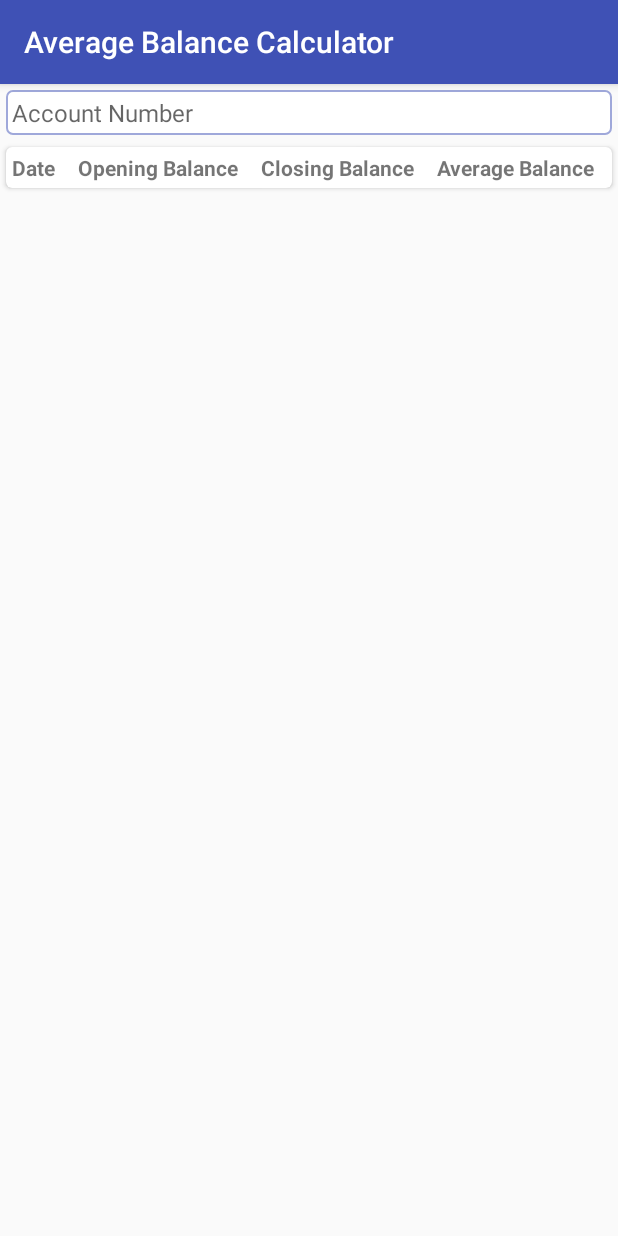
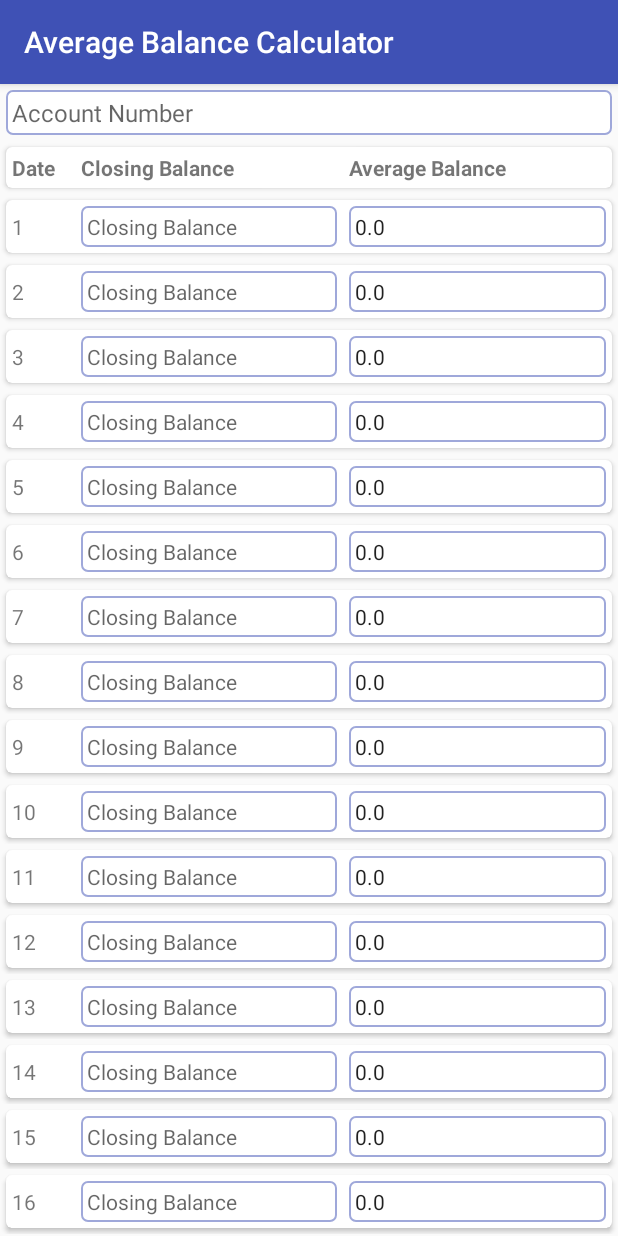
Before and after one commit to salimshivani/Average-Balance-Calculator, an Android app: the screen it shows after launch (MainActivity), on a phone screen of 412 x 824 dp. Run offline under Robolectric (Android 15) with nearby library versions, the phone set to English and light mode, and no system bars.

Commit message:
Layout bugs and days issue

```diff
--- a/app/src/main/java/com/example/averagebalancecalculator/MainActivity.java
+++ b/app/src/main/java/com/example/averagebalancecalculator/MainActivity.java
@@ -4,15 +4,23 @@ import android.os.Bundle;
 import android.support.annotation.NonNull;
 import android.support.design.widget.BottomNavigationView;
 import android.support.v7.app.AppCompatActivity;
+import android.support.v7.widget.LinearLayoutManager;
 import android.support.v7.widget.RecyclerView;
+import android.util.Log;
 import android.view.MenuItem;
 import android.widget.EditText;
-import android.widget.TextView;
+
+import com.example.averagebalancecalculator.adapter.DateAdapter;
+
+import java.util.ArrayList;
+import java.util.Calendar;
+import java.util.List;
 
 public class MainActivity extends AppCompatActivity {
 
     private EditText mAccountNumber;
     private RecyclerView mRecyclerViewDate;
+    private List<Integer> mDateList;
 
     private BottomNavigationView.OnNavigationItemSelectedListener mOnNavigationItemSelectedListener
             = new BottomNavigationView.OnNavigationItemSelectedListener() {
@@ -40,10 +48,57 @@ public class MainActivity extends AppCompatActivity {
         super.onCreate(savedInstanceState);
         setContentView(R.layout.activity_main);
 
-        mAccountNumber = (EditText) findViewById(R.id.account_number);
+        mAccountNumber = findViewById(R.id.account_number);
+
+        int day = numberOfDaysInMonth();
+        int days[];
+
+        //= new int[] {1, 2, 3, 4, 5, 6, 7, 8, 9, 10, 11, 12, 13, 14, 15, 16, 17, 18, 19, 20, 21, 22, 23, 24, 25, 26, 27, 28, 29, 30, 31};
+
+//        mDateList = new ArrayList<>(day);
+//        mDateList.add(new Date());
+
+        Log.e("days", String.valueOf(day));
 //        BottomNavigationView navigation = (BottomNavigationView) findViewById(R.id.navigation);
 //        navigation.setOnNavigationItemSelectedListener(mOnNavigationItemSelectedListener);
-        mRecyclerViewDate = (RecyclerView) findViewById(R.id.balance_calculator);
+        mRecyclerViewDate = findViewById(R.id.balance_calculator);
+        mRecyclerViewDate.setLayoutManager(new LinearLayoutManager(getApplicationContext(), LinearLayoutManager.VERTICAL, false));
+
+        try {
+            days = new int[day];
+            List<Integer> listDays = new ArrayList<>();
+            for (int i = 0; i < days.length; i++) {
+                Log.e("i", String.valueOf(i + 1));
+//            mDateList = new ArrayList<>();
+//            mDateList.add(i);
+
+                listDays.add(i, i + 1);
+
+                days[i] = i + 1;
+
+//                Log.e("days[" + i + "]", String.valueOf(listDays.get(i + 1)));
+                if (mRecyclerViewDate.getAdapter() == null) {
+                    mRecyclerViewDate.setAdapter(new DateAdapter(listDays, R.layout.row_item, getApplicationContext()));
+                }
+            }
+        } catch (ArrayIndexOutOfBoundsException aIOoBE) {
+            aIOoBE.printStackTrace();
+            Log.e("aIOoBE", aIOoBE.toString());
+        } catch (IndexOutOfBoundsException iOoBE) {
+            iOoBE.printStackTrace();
+            Log.e("iOoBE", String.valueOf(iOoBE));
+        }
+    }
+
+    /***
+     *
+     * @return
+     * Returns the total number of days in the current month
+     *
+     */
+    public static int numberOfDaysInMonth() {
+        Calendar monthStart = Calendar.getInstance();
+        return monthStart.getActualMaximum(Calendar.DAY_OF_MONTH);
     }
 
 }
--- a/app/src/main/java/com/example/averagebalancecalculator/adapter/DateAdapter.java
+++ b/app/src/main/java/com/example/averagebalancecalculator/adapter/DateAdapter.java
@@ -1,27 +1,91 @@
 package com.example.averagebalancecalculator.adapter;
 
+import android.content.Context;
 import android.support.v7.widget.RecyclerView;
+import android.util.Log;
+import android.view.LayoutInflater;
+import android.view.View;
 import android.view.ViewGroup;
+import android.widget.EditText;
+import android.widget.TextView;
+
+import com.example.averagebalancecalculator.R;
+
+import java.util.Arrays;
+import java.util.List;
 
 /**
- *
  * Created by SULTAN on 05-08-2017.
- *
  */
 
-public class DateAdapter extends RecyclerView.Adapter {
-    @Override
-    public RecyclerView.ViewHolder onCreateViewHolder(ViewGroup parent, int viewType) {
-        return null;
+public class DateAdapter extends RecyclerView.Adapter<DateAdapter.DateViewHolder> {
+
+    private List<Integer> mDate;
+    //    private int mDay;
+    private int mLayout;
+    private Context mContext;
+
+    public DateAdapter(List<Integer> date, int dateLayout, Context context) {
+        //int day,
+        mDate = date;
+//        mDay = new ArrayList<>();
+//        mDay = day;
+        mLayout = dateLayout;
+        mContext = context;
     }
 
     @Override
-    public void onBindViewHolder(RecyclerView.ViewHolder holder, int position) {
+    public DateViewHolder onCreateViewHolder(ViewGroup parent, int viewType) {
+        View view = LayoutInflater.from(parent.getContext()).inflate(mLayout, parent, false);
+        return new DateViewHolder(view);
+    }
 
+    @Override
+    public void onBindViewHolder(DateViewHolder holder, int position) {
+        holder.etDate.setText(String.valueOf(mDate.get(position)));
+        Log.e("day", String.valueOf(mDate.get(position)));
+
+        double averageBalance[] = new double[position];
+//        double openingBalance;
+        double closingBalance[] = new double[position];
+        double sumBalance = 0.00, temp = 0.00;
+
+//        openingBalance = Float.parseFloat(holder.tvOpeningBalance.getText().toString());
+        if (!holder.etClosingBalance.getText().toString().equals("")) {
+            closingBalance[position] = Double.valueOf(holder.etClosingBalance.getText().toString());
+            averageBalance[position] = 0.00;
+
+            for (int i = 0; i < position; i++) {
+                sumBalance += closingBalance[i];
+                averageBalance[i] = sumBalance / position;
+
+                temp = averageBalance[i];
+            }
+        }
+        holder.etAverageBalance.setText(String.valueOf(temp));
+
+    }
+
+    public float calculateAverageBalance(float balanceStart, float balanceEnd, int date) {
+        return (balanceStart + balanceEnd) / date;
     }
 
     @Override
     public int getItemCount() {
-        return 0;
+        return mDate.size();
+    }
+
+    public static class DateViewHolder extends RecyclerView.ViewHolder {
+
+        TextView etDate;
+        EditText etOpeningBalance, etClosingBalance, etAverageBalance;
+
+        public DateViewHolder(View itemView) {
+            super(itemView);
+            etDate = itemView.findViewById(R.id.date_item);
+//            tvOpeningBalance = (EditText) itemView.findViewById(R.id.opening_balance_item);
+            etClosingBalance = itemView.findViewById(R.id.closing_balance_item);
+            etAverageBalance = itemView.findViewById(R.id.average_balance_item);
+        }
     }
 }
--- a/app/src/main/res/layout/row_header.xml
+++ b/app/src/main/res/layout/row_header.xml
@@ -17,41 +17,41 @@
         <LinearLayout
             android:layout_width="match_parent"
             android:layout_height="match_parent"
-            android:weightSum="4">
+            android:weightSum="2">
 
             <TextView
                 android:id="@+id/date"
-                android:layout_width="wrap_content"
+                android:layout_width="0dp"
                 android:layout_height="wrap_content"
                 android:layout_margin="4dp"
-                android:layout_weight="1"
+                android:layout_weight="0.2"
                 android:text="@string/date"
                 android:textStyle="bold" />
 
-            <TextView
+            <!--<TextView
                 android:id="@+id/opening_balance"
                 android:layout_width="wrap_content"
                 android:layout_height="wrap_content"
                 android:layout_margin="4dp"
                 android:layout_weight="1"
                 android:text="@string/opening_balance"
-                android:textStyle="bold" />
+                android:textStyle="bold" />-->
 
             <TextView
                 android:id="@+id/closing_balance"
-                android:layout_width="wrap_content"
+                android:layout_width="0dp"
                 android:layout_height="wrap_content"
                 android:layout_margin="4dp"
-                android:layout_weight="1"
+                android:layout_weight="0.9"
                 android:text="@string/closing_balance"
                 android:textStyle="bold" />
 
             <TextView
                 android:id="@+id/average_balance"
-                android:layout_width="wrap_content"
+                android:layout_width="0dp"
                 android:layout_height="wrap_content"
                 android:layout_margin="4dp"
-                android:layout_weight="1"
+                android:layout_weight="0.9"
                 android:text="@string/average_balance"
                 android:textStyle="bold" />
 
--- a/app/src/main/res/layout/row_item.xml
+++ b/app/src/main/res/layout/row_item.xml
@@ -17,19 +17,20 @@
         <LinearLayout
             android:layout_width="match_parent"
             android:layout_height="match_parent"
-            android:weightSum="4">
+            android:weightSum="2">
 
-            <EditText
+            <TextView
                 android:id="@+id/date_item"
-                android:layout_width="wrap_content"
+                android:layout_width="0dp"
                 android:layout_height="wrap_content"
                 android:layout_margin="4dp"
-                android:layout_weight="1"
-                android:background="@drawable/background_edittext"
+                android:layout_weight="0.2"
                 android:hint="@string/date"
                 android:textSize="14sp" />
 
-            <EditText
+            <!--android:background="@drawable/background_edittext"-->
+
+            <!--<EditText
                 android:id="@+id/opening_balance_item"
                 android:layout_width="wrap_content"
                 android:layout_height="wrap_content"
@@ -37,27 +38,29 @@
                 android:layout_weight="1"
                 android:background="@drawable/background_edittext"
                 android:hint="@string/amount"
-                android:textSize="14dp" />
+                android:textSize="14dp" />-->
 
             <EditText
                 android:id="@+id/closing_balance_item"
-                android:layout_width="wrap_content"
+                android:layout_width="0dp"
                 android:layout_height="wrap_content"
                 android:layout_margin="4dp"
-                android:layout_weight="1"
+                android:layout_weight="0.9"
                 android:background="@drawable/background_edittext"
-                android:hint="@string/amount"
+                android:hint="@string/closing_balance"
+                android:inputType="numberDecimal"
                 android:textSize="14sp" />
 
             <EditText
                 android:id="@+id/average_balance_item"
-                android:layout_width="wrap_content"
+                android:layout_width="0dp"
                 android:layout_height="wrap_content"
                 android:layout_margin="4dp"
-                android:layout_weight="1"
+                android:layout_weight="0.9"
                 android:background="@drawable/background_edittext"
-                android:hint="@string/amount"
-                android:textSize="14dp" />
+                android:hint="@string/average_balance"
+                android:inputType="numberDecimal"
+                android:textSize="14sp" />
 
         </LinearLayout>
 
--- a/app/src/main/res/values/styles.xml
+++ b/app/src/main/res/values/styles.xml
@@ -1,7 +1,7 @@
 <resources>
 
     <!-- Base application theme. -->
-    <style name="AppTheme" parent="Theme.AppCompat.Light.DarkActionBar">
+    <style name="AppTheme" parent="Base.Theme.AppCompat.Light.DarkActionBar">
         <!-- Customize your theme here. -->
         <item name="colorPrimary">@color/colorPrimary</item>
         <item name="colorPrimaryDark">@color/colorPrimaryDark</item>
--- a/build.gradle
+++ b/build.gradle
@@ -3,9 +3,10 @@
 buildscript {
     repositories {
         jcenter()
+        google()
     }
     dependencies {
-        classpath 'com.android.tools.build:gradle:2.3.3'
+        classpath 'com.android.tools.build:gradle:3.0.0'
 
         // NOTE: Do not place your application dependencies here; they belong
         // in the individual module build.gradle files
@@ -15,6 +16,7 @@ buildscript {
 allprojects {
     repositories {
         jcenter()
+        google()
     }
 }
 
```
Also changed, not shown: app/build.gradle (+7 -7 lines), gradle/wrapper/gradle-wrapper.properties.
